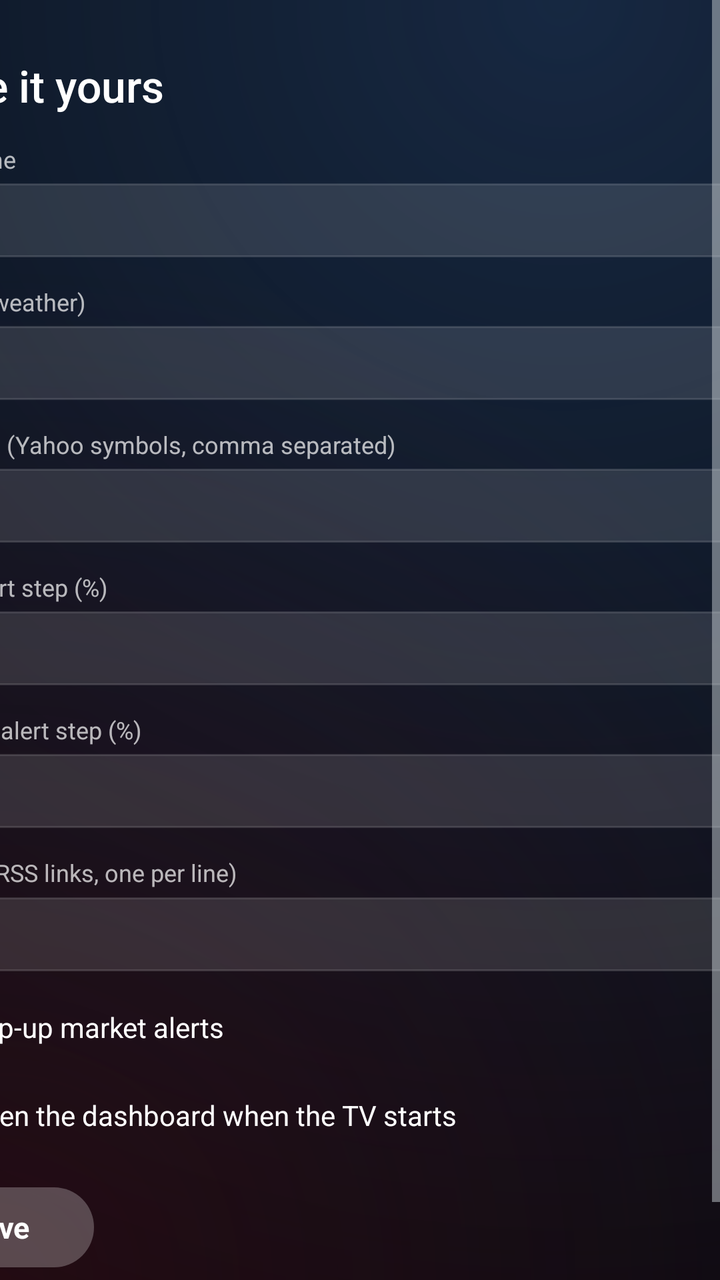
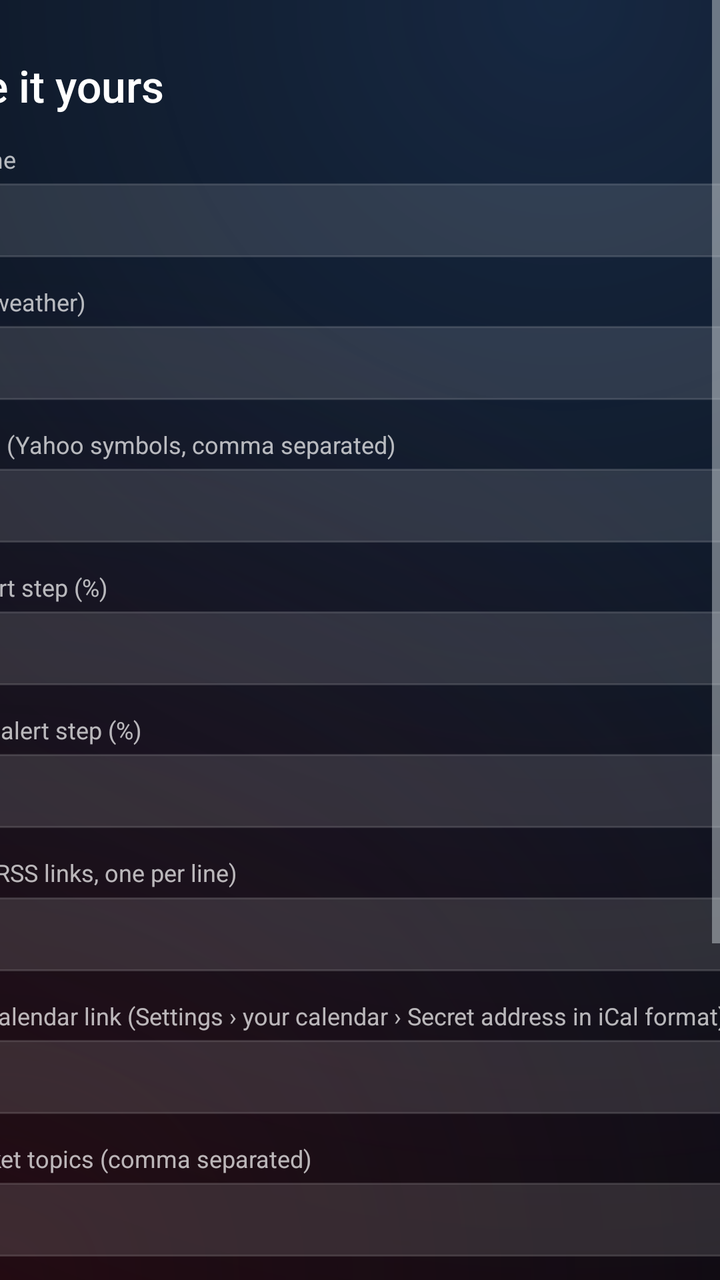

Screens rendered from an Android XML layout before and after an edit, with the pre-edit source and the edit as a unified diff.
<!-- AndroidManifest.xml: application theme Theme.MtvLauncher -->
<!-- res/layout/activity_setup.xml -->
<?xml version="1.0" encoding="utf-8"?>
<ScrollView xmlns:android="http://schemas.android.com/apk/res/android"
    android:layout_width="match_parent"
    android:layout_height="match_parent"
    android:background="@drawable/dash_bg">

    <LinearLayout
        android:layout_width="460dp"
        android:layout_height="wrap_content"
        android:layout_gravity="center_horizontal"
        android:orientation="vertical"
        android:paddingTop="28dp"
        android:paddingBottom="48dp">

        <TextView
            android:layout_width="wrap_content"
            android:layout_height="wrap_content"
            android:fontFamily="sans-serif-medium"
            android:text="@string/setup_title"
            android:textColor="#FFFFFFFF"
            android:textSize="22sp" />
            <TextView style="@style/SetupLabel" android:text="@string/setup_name" />
            <EditText android:id="@+id/setup_name" style="@style/SetupField" android:inputType="textPersonName|textCapWords" />
            <TextView style="@style/SetupLabel" android:text="@string/setup_city" />
            <EditText android:id="@+id/setup_city" style="@style/SetupField" android:inputType="textCapWords" />
            <TextView style="@style/SetupLabel" android:text="@string/setup_watchlist" />
            <EditText android:id="@+id/setup_watchlist" style="@style/SetupField" android:inputType="textCapCharacters" />
            <TextView style="@style/SetupLabel" android:text="@string/setup_alert_pct" />
            <EditText android:id="@+id/setup_stock_pct" style="@style/SetupField" android:inputType="numberDecimal" />
            <TextView style="@style/SetupLabel" android:text="@string/setup_fx_pct" />
            <EditText android:id="@+id/setup_fx_pct" style="@style/SetupField" android:inputType="numberDecimal" />
            <TextView style="@style/SetupLabel" android:text="@string/setup_x_feeds" />
            <EditText android:id="@+id/setup_x_feeds" style="@style/SetupField" android:inputType="textUri|textMultiLine" />
        <CheckBox android:id="@+id/setup_alerts" style="@style/SetupCheck" android:text="@string/setup_alerts" />
        <CheckBox android:id="@+id/setup_boot" style="@style/SetupCheck" android:text="@string/setup_boot" />

        <TextView
            android:id="@+id/setup_save"
            android:layout_width="wrap_content"
            android:layout_height="40dp"
            android:layout_marginTop="20dp"
            android:background="@drawable/pill_bg"
            android:focusable="true"
            android:gravity="center"
            android:paddingHorizontal="32dp"
            android:text="@string/save"
            android:textColor="@color/pill_text"
            android:textSize="15sp"
            android:textStyle="bold" />
    </LinearLayout>
</ScrollView>
<!-- resources referenced by this layout -->
<resources>
  <!-- drawable pill_bg (drawable) -->
  <?xml version="1.0" encoding="utf-8"?>
  <selector xmlns:android="http://schemas.android.com/apk/res/android">
      <item android:state_focused="true">
          <shape android:shape="rectangle"><corners android:radius="24dp" /><solid android:color="#FFFFFFFF" /></shape>
      </item>
      <item>
          <shape android:shape="rectangle"><corners android:radius="24dp" /><solid android:color="#40FFFFFF" /></shape>
      </item>
  </selector>
  <string name="save">Save</string>
  <string name="setup_alert_pct">Stock alert step (%)</string>
  <string name="setup_alerts">Pop-up market alerts</string>
  <string name="setup_boot">Open the dashboard when the TV starts</string>
  <string name="setup_city">City (for weather)</string>
  <string name="setup_fx_pct">Currency alert step (%)</string>
  <string name="setup_name">Your name</string>
  <string name="setup_title">Make it yours</string>
  <string name="setup_watchlist">Watchlist (Yahoo symbols, comma separated)</string>
  <string name="setup_x_feeds">𝕏 feeds (RSS links, one per line)</string>
  <style name="SetupCheck">
          <item name="android:layout_width">wrap_content</item>
          <item name="android:layout_height">wrap_content</item>
          <item name="android:layout_marginTop">12dp</item>
          <item name="android:buttonTint">#FFFFD60A</item>
          <item name="android:textColor">#FFFFFFFF</item>
          <item name="android:textSize">14sp</item>
      </style>
  <style name="SetupField">
          <item name="android:layout_width">match_parent</item>
          <item name="android:layout_height">wrap_content</item>
          <item name="android:layout_marginTop">4dp</item>
          <item name="android:background">@drawable/field_bg</item>
          <item name="android:paddingStart">12dp</item>
          <item name="android:paddingEnd">12dp</item>
          <item name="android:paddingTop">9dp</item>
          <item name="android:paddingBottom">9dp</item>
          <item name="android:textColor">#FFFFFFFF</item>
          <item name="android:textColorHint">#66FFFFFF</item>
          <item name="android:textSize">14sp</item>
      </style>
  <style name="SetupLabel">
          <item name="android:layout_width">wrap_content</item>
          <item name="android:layout_height">wrap_content</item>
          <item name="android:layout_marginTop">14dp</item>
          <item name="android:textColor">#B3FFFFFF</item>
          <item name="android:textSize">12sp</item>
      </style>
  <style name="Theme.MtvLauncher" parent="@android:style/Theme.DeviceDefault.NoActionBar">
          <item name="android:windowBackground">@android:color/black</item>
          <item name="android:windowShowWallpaper">false</item>
          <item name="android:windowNoTitle">true</item>
          <item name="android:windowFullscreen">true</item>
          <item name="android:windowAnimationStyle">@null</item>
      </style>
  <!-- drawable field_bg (drawable) -->
  <?xml version="1.0" encoding="utf-8"?>
  <selector xmlns:android="http://schemas.android.com/apk/res/android">
      <item android:state_focused="true">
          <shape><corners android:radius="10dp" /><solid android:color="#33FFFFFF" /><stroke android:width="2dp" android:color="#FFFFFFFF" /></shape>
      </item>
      <item>
          <shape><corners android:radius="10dp" /><solid android:color="#1FFFFFFF" /><stroke android:width="1dp" android:color="#22FFFFFF" /></shape>
      </item>
  </selector>
  <!-- unchanged entries left out for length: 1 -->
</resources>

<!-- the commit's change to res/layout/activity_setup.xml (unified diff, before → after) -->
@@ -31,6 +31,11 @@
             <EditText android:id="@+id/setup_fx_pct" style="@style/SetupField" android:inputType="numberDecimal" />
             <TextView style="@style/SetupLabel" android:text="@string/setup_x_feeds" />
             <EditText android:id="@+id/setup_x_feeds" style="@style/SetupField" android:inputType="textUri|textMultiLine" />
+            <TextView style="@style/SetupLabel" android:text="@string/setup_calendar" />
+            <EditText android:id="@+id/setup_calendar" style="@style/SetupField" android:inputType="textUri" />
+            <TextView style="@style/SetupLabel" android:text="@string/setup_poly" />
+            <EditText android:id="@+id/setup_poly" style="@style/SetupField" android:inputType="text" />
+        <CheckBox android:id="@+id/setup_f1" style="@style/SetupCheck" android:text="@string/setup_f1" />
         <CheckBox android:id="@+id/setup_alerts" style="@style/SetupCheck" android:text="@string/setup_alerts" />
         <CheckBox android:id="@+id/setup_boot" style="@style/SetupCheck" android:text="@string/setup_boot" />
 
<!-- resource entries referenced after the edit -->
@@ -14,9 +14,12 @@
   <string name="setup_alert_pct">Stock alert step (%)</string>
   <string name="setup_alerts">Pop-up market alerts</string>
   <string name="setup_boot">Open the dashboard when the TV starts</string>
+  <string name="setup_calendar">Google Calendar link (Settings › your calendar › Secret address in iCal format)</string>
   <string name="setup_city">City (for weather)</string>
+  <string name="setup_f1">Show Formula 1</string>
   <string name="setup_fx_pct">Currency alert step (%)</string>
   <string name="setup_name">Your name</string>
+  <string name="setup_poly">Polymarket topics (comma separated)</string>
   <string name="setup_title">Make it yours</string>
   <string name="setup_watchlist">Watchlist (Yahoo symbols, comma separated)</string>
   <string name="setup_x_feeds">𝕏 feeds (RSS links, one per line)</string>
